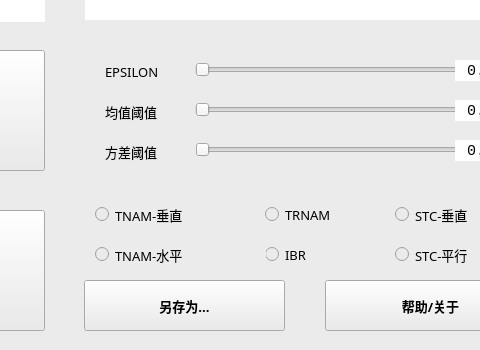
Before: the Qt Designer form widget.ui in HIBIKl/CPP_Homework, drawn with Qt 5; both pictures show x 425 to 905 and y 450 to 800 of the 1440 by 800 pixel window.
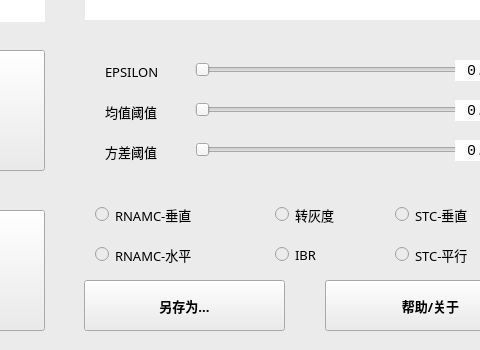
After: the same form once the commit is applied. Custom widgets are drawn as their Qt base class.

```diff
--- a/widget.ui
+++ b/widget.ui
@@ -120,9 +120,9 @@
    <widget class="QtMaterialRadioButton" name="algorithm_ibr">
     <property name="geometry">
      <rect>
-      <x>690</x>
+      <x>700</x>
       <y>691</y>
-      <width>121</width>
+      <width>111</width>
       <height>27</height>
      </rect>
     </property>
@@ -155,7 +155,7 @@
      </font>
     </property>
     <property name="text">
-     <string>TNAM-垂直</string>
+     <string>RNAMC-垂直</string>
     </property>
     <property name="checkable">
      <bool>true</bool>
@@ -181,15 +181,15 @@
      </font>
     </property>
     <property name="text">
-     <string>TNAM-水平</string>
+     <string>RNAMC-水平</string>
     </property>
    </widget>
    <widget class="QtMaterialRadioButton" name="algorithm_trnam">
     <property name="geometry">
      <rect>
-      <x>690</x>
+      <x>700</x>
       <y>651</y>
-      <width>121</width>
+      <width>111</width>
       <height>27</height>
      </rect>
     </property>
@@ -201,7 +201,7 @@
      </font>
     </property>
     <property name="text">
-     <string>TRNAM</string>
+     <string>转灰度</string>
     </property>
    </widget>
    <widget class="QtMaterialRadioButton" name="algorithm_stc_vertical">
@@ -435,7 +435,7 @@
      <rect>
       <x>530</x>
       <y>550</y>
-      <width>111</width>
+      <width>91</width>
       <height>23</height>
      </rect>
     </property>
@@ -483,7 +483,7 @@
      <rect>
       <x>530</x>
       <y>510</y>
-      <width>111</width>
+      <width>91</width>
       <height>23</height>
      </rect>
     </property>
```
Left out of the diff: 4 changed lines with no effect on the pictures.
